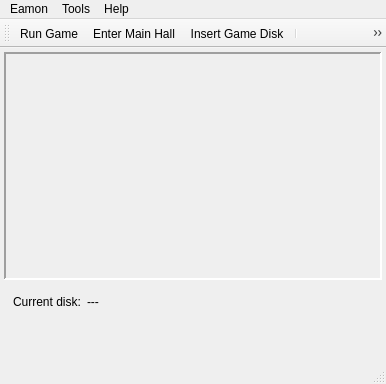
Above: src/eamon/mainwindow.ui from braeun/eamon-interpreter before the change. Below: the same form after it.
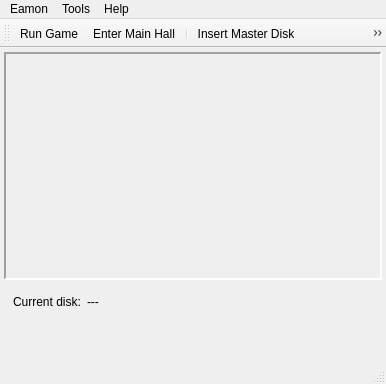
That is the form after the change. Icons and pictures are not drawn. Custom widgets are drawn as their Qt base class.

What changed in the file:
```diff
--- a/src/eamon/mainwindow.ui
+++ b/src/eamon/mainwindow.ui
@@ -299,6 +299,8 @@
    </attribute>
    <addaction name="actionRun_Disk"/>
    <addaction name="actionRun"/>
+   <addaction name="separator"/>
+   <addaction name="actionInsert_Master_Disk"/>
    <addaction name="actionInsert_Game_Disk"/>
    <addaction name="separator"/>
    <addaction name="actionCharacter_File_Maintenance"/>
@@ -457,6 +459,18 @@
     <string>Editor...</string>
    </property>
   </action>
+  <action name="actionInsert_Master_Disk">
+   <property name="icon">
+    <iconset resource="eamon.qrc">
+     <normaloff>:/resources/icons/user-home.png</normaloff>:/resources/icons/user-home.png</iconset>
+   </property>
+   <property name="text">
+    <string>Insert Master Disk</string>
+   </property>
+   <property name="toolTip">
+    <string>Insert the Eamon master disk</string>
+   </property>
+  </action>
  </widget>
  <customwidgets>
   <customwidget>
```
Left out of the diff: 2 changed lines with no effect on the pictures.
